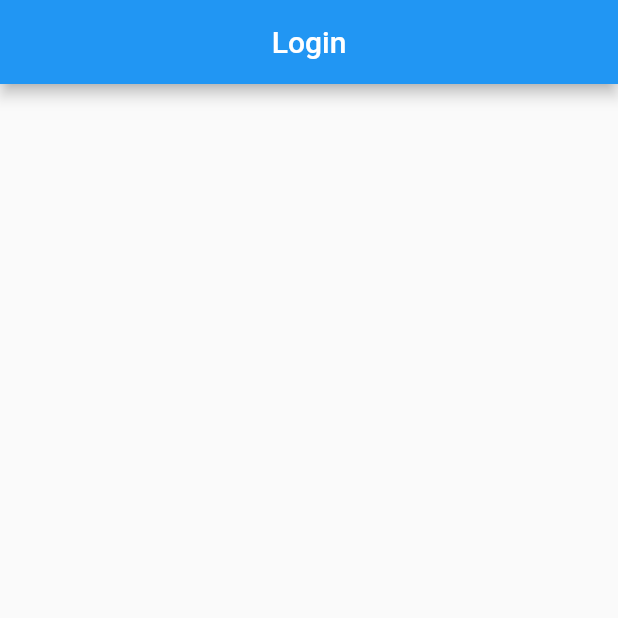
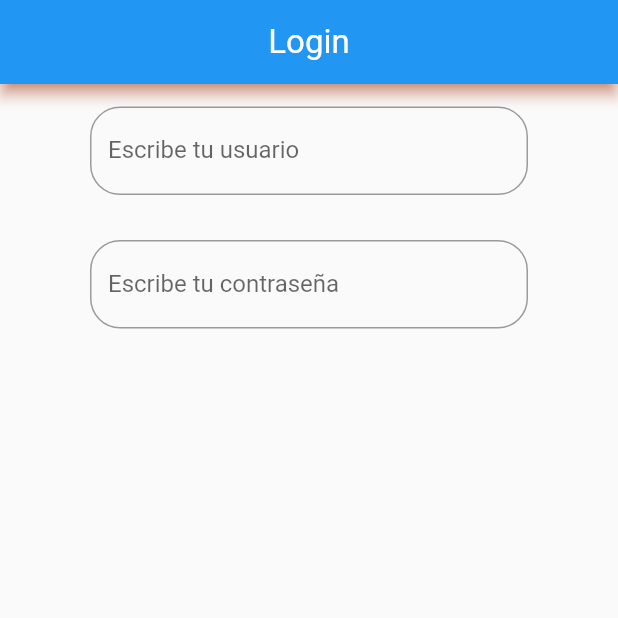
Before and after one commit to Wences69/actividad1, a Flutter app: the screen it shows after launch, on a phone screen of 412 x 824 dp, the top half of it. Run offline on Flutter 3.47's test engine with Material 2 defaults, Android fonts, the phone set to English and light mode, and no system bars.

Commit message:
Creacion de un TextForm personalizado

```diff
--- a/lib/Custom/CustomAppBar.dart
+++ b/lib/Custom/CustomAppBar.dart
@@ -1,15 +1,17 @@
 import 'package:flutter/material.dart';
 
 class CustomAppBar extends StatelessWidget implements PreferredSizeWidget {
-  final String titulo;
-  final Color colorFondo;
-  final Color colorTexto;
-  final bool centrarTitulo = true;
+  final String sTitulo;
+  final Color cColorFondo;
+  final Color cColorTexto;
+  final Color cColorSombra;
+  final bool boolCentrarTitulo = true;
 
   CustomAppBar({
-    required this.titulo,
-    this.colorFondo = Colors.blue,
-    this.colorTexto = Colors.white,
+    required this.sTitulo,
+    this.cColorFondo = Colors.blue,
+    this.cColorTexto = Colors.white,
+    this.cColorSombra = Colors.deepOrange,
   });
 
   @override
@@ -18,13 +20,11 @@ class CustomAppBar extends StatelessWidget implements PreferredSizeWidget {
   @override
   Widget build(BuildContext context) {
     return AppBar(
-      backgroundColor: colorFondo,
-      title: Text(
-        titulo,
-        style: TextStyle(
-            color: colorTexto),
-      ),
-      centerTitle: centrarTitulo,
+      backgroundColor: cColorFondo,
+      shadowColor: cColorSombra,
+      title: Text(sTitulo),
+      titleTextStyle: TextStyle(color: cColorTexto, fontSize: 22),
+      centerTitle: boolCentrarTitulo,
     );
   }
 }
--- /dev/null
+++ b/lib/Custom/CustomTextFormField.dart
@@ -0,0 +1,40 @@
+import 'package:flutter/material.dart';
+
+class CustomTextFormField extends StatelessWidget{
+
+  String sLabel;
+  TextEditingController tecController;
+  bool blIsPassword;
+  double dPaddingH;
+  double dPaddingV;
+
+  CustomTextFormField({Key? key,
+    this.sLabel="",
+    required this.tecController,
+    this.blIsPassword=false,
+    this.dPaddingH=60,
+    this.dPaddingV=15
+  }) : super(key: key);
+
+
+  @override
+  Widget build(BuildContext context) {
+    return Padding(padding: EdgeInsets.symmetric(horizontal: dPaddingH, vertical: dPaddingV),
+      child: Row(children: [
+        Flexible(
+          child: TextFormField(
+              controller: tecController,
+              obscureText: blIsPassword,
+              enableSuggestions: !blIsPassword,
+              autocorrect: !blIsPassword,
+              decoration: InputDecoration(
+                border: OutlineInputBorder(
+                    borderRadius: BorderRadius.circular(20)),
+                labelText: sLabel,
+              )),
+        ),
+      ],
+      ),
+    );
+  }
+}
--- a/lib/OnBoarding/LoginView.dart
+++ b/lib/OnBoarding/LoginView.dart
@@ -1,3 +1,4 @@
+import 'package:actividad1/Custom/CustomTextFormField.dart';
 import 'package:flutter/material.dart';
 
 import '../Custom/CustomAppBar.dart';
@@ -5,12 +6,21 @@ import '../Custom/CustomAppBar.dart';
 class LoginView extends StatelessWidget {
 
   late BuildContext _context;
+  TextEditingController tecUsername=TextEditingController();
+  TextEditingController tecPassword=TextEditingController();
 
   @override
   Widget build(BuildContext context) {
     this._context=context;
     return Scaffold(
-      appBar: CustomAppBar(titulo: 'Login')
+      appBar: CustomAppBar(sTitulo: 'Login'),
+      body: Column(
+      mainAxisAlignment: MainAxisAlignment.start,
+        children: [
+          CustomTextFormField(tecController: tecUsername, sLabel: 'Escribe tu usuario'),
+          CustomTextFormField(tecController: tecPassword, sLabel: 'Escribe tu contraseña', blIsPassword: true),
+        ],
+      ),
     );
   }
 }
```
